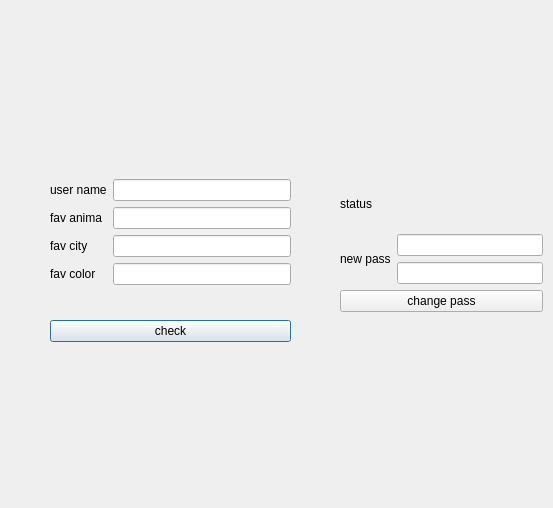
The window that Client/forgotpass.ui (amirsoleimani7/AP_Project) describes before a commit, drawn with Qt 5.
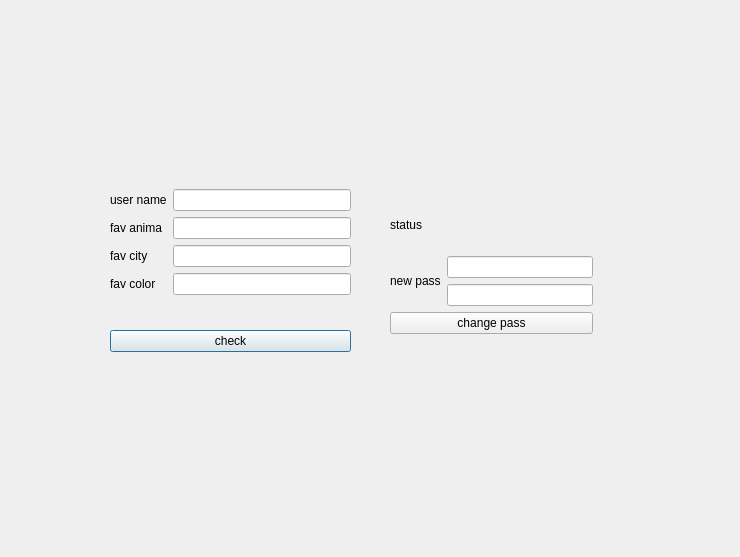
The same window after the commit.

Commit message: Project page side buttons attached

Patch:
```diff
--- a/Client/forgotpass.ui
+++ b/Client/forgotpass.ui
@@ -6,18 +6,18 @@
    <rect>
     <x>0</x>
     <y>0</y>
-    <width>553</width>
-    <height>508</height>
+    <width>740</width>
+    <height>557</height>
    </rect>
   </property>
   <property name="windowTitle">
    <string>Dialog</string>
   </property>
-  <widget class="QWidget" name="">
+  <widget class="QWidget" name="layoutWidget">
    <property name="geometry">
     <rect>
-     <x>50</x>
-     <y>150</y>
+     <x>110</x>
+     <y>160</y>
      <width>241</width>
      <height>221</height>
     </rect>
@@ -84,13 +84,13 @@
     </item>
    </layout>
   </widget>
-  <widget class="QWidget" name="">
+  <widget class="QWidget" name="layoutWidget">
    <property name="geometry">
     <rect>
-     <x>340</x>
-     <y>180</y>
+     <x>390</x>
+     <y>200</y>
      <width>203</width>
-     <height>132</height>
+     <height>134</height>
     </rect>
    </property>
    <layout class="QVBoxLayout" name="verticalLayout_6">
```
The commit also changes 3 other files.
